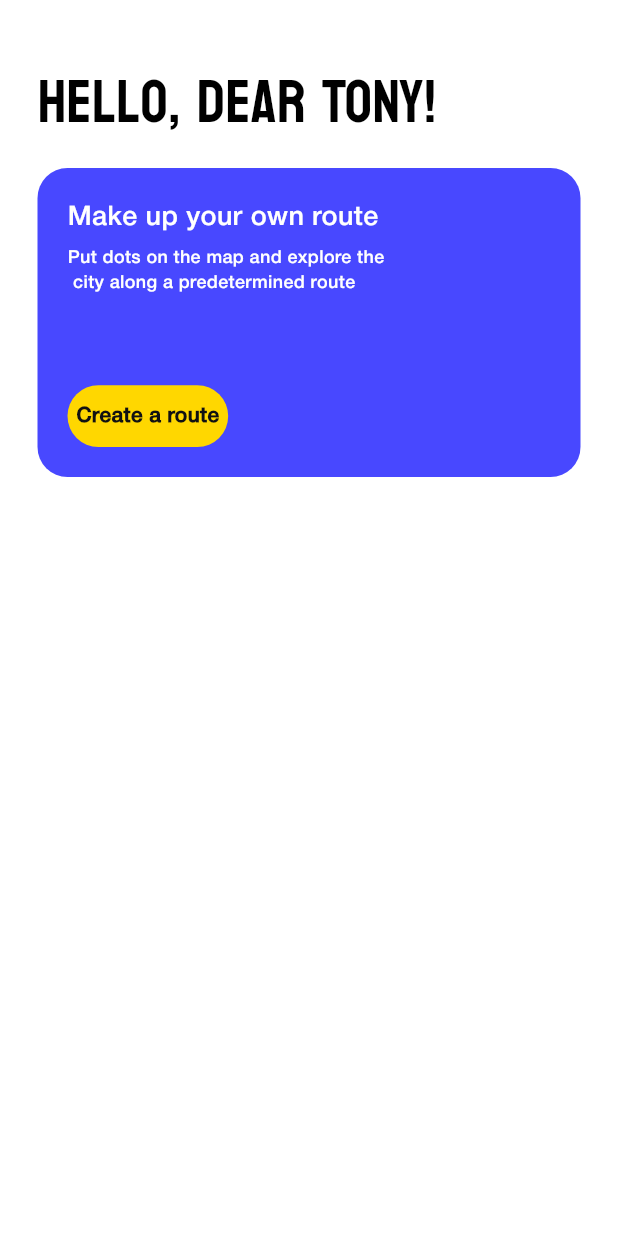
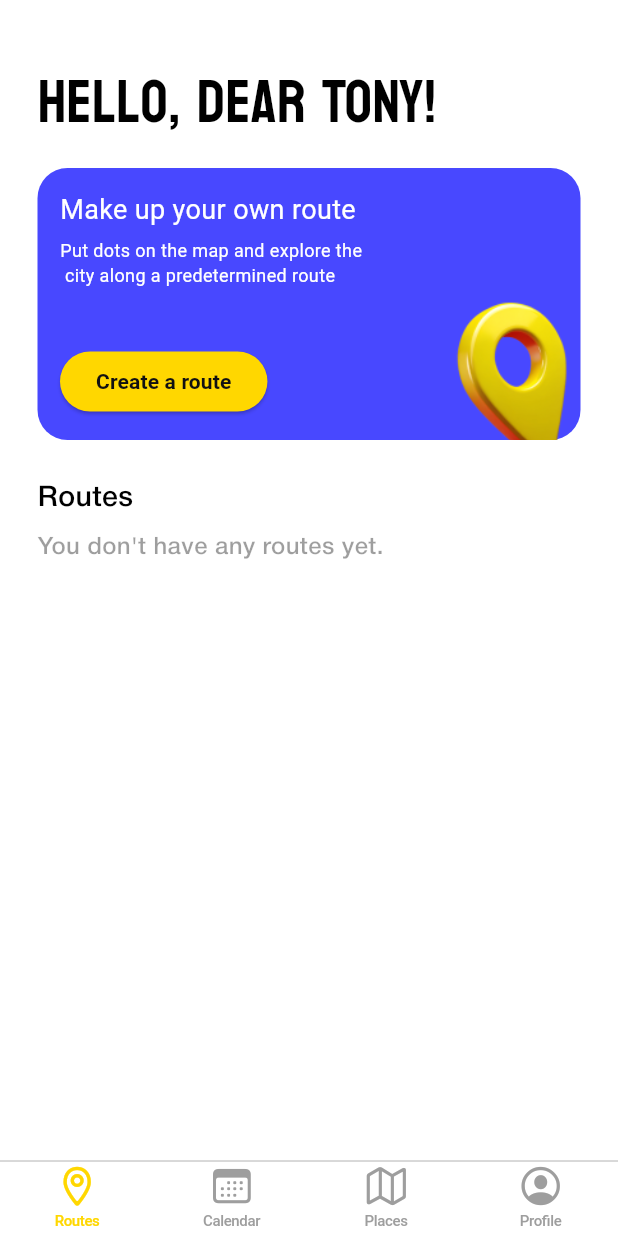
Before and after one commit to patt2005/way-to-bed-steben, a Flutter app: the screen it shows after launch, on a phone screen of 412 x 824 dp. Run offline on Flutter 3.47's test engine with Material 3 defaults, Android fonts, the phone set to English and light mode, and no system bars; our stand-ins replace geolocator, google_maps_flutter.

Commit message:
some changes

```diff
--- a/lib/home.page.dart
+++ /dev/null
@@ -1,99 +0,0 @@
-import 'package:flutter/material.dart';
-import 'package:way_to_bed_steben/utils/utils.dart';
-
-class Homepage extends StatefulWidget {
-  const Homepage({super.key});
-
-  @override
-  State<Homepage> createState() => _HomepageState();
-}
-
-class _HomepageState extends State<Homepage> {
-  @override
-  Widget build(BuildContext context) {
-    final size = MediaQuery.of(context).size;
-
-    return Scaffold(
-      backgroundColor: Colors.white,
-      body: SafeArea(
-        child: Padding(
-          padding: const EdgeInsets.all(25.0),
-          child: Column(
-            mainAxisAlignment: MainAxisAlignment.start,
-            crossAxisAlignment: CrossAxisAlignment.start,
-            children: [
-              const SizedBox(height: 15),
-              Text(
-                "Hello, dear Tony!",
-                style: TextStyle(
-                  fontSize: 40,
-                  fontFamily: "Bayon",
-                  color: ktext,
-                ),
-                textAlign: TextAlign.start,
-              ),
-              const SizedBox(height: 15),
-              Container(
-                decoration: BoxDecoration(
-                  color: kBackGround,
-                  borderRadius: BorderRadius.circular(20),
-                ),
-                alignment: Alignment.topLeft,
-                width: double.infinity,
-                height: size.height * 0.25,
-                child: Padding(
-                  padding: const EdgeInsets.all(20.0),
-                  child: Stack(
-                    children: [
-                      const Column(
-                        mainAxisAlignment: MainAxisAlignment.start,
-                        crossAxisAlignment: CrossAxisAlignment.start,
-                        children: [
-                          Text(
-                            "Make up your own route",
-                            style: TextStyle(
-                                fontSize: 18,
-                                color: Colors.white,
-                                fontFamily: "Helvetica Neue"),
-                          ),
-                          SizedBox(height: 5),
-                          Text(
-                            "Put dots on the map and explore the \n city along a predetermined route",
-                            style: TextStyle(
-                                fontSize: 12,
-                                color: Colors.white,
-                                fontFamily: "Helvetica Neue"),
-                          ),
-                        ],
-                      ),
-                      Align(
-                        alignment: Alignment.bottomLeft,
-                        child: Container(
-                          decoration: BoxDecoration(
-                            color: kbuton,
-                            borderRadius: BorderRadius.circular(50),
-                          ),
-                          alignment: Alignment.center,
-                          width: size.width * 0.26,
-                          height: size.height * 0.05,
-                          child: Text(
-                            "Create a route",
-                            style: TextStyle(
-                                fontSize: 14,
-                                fontFamily: "Helvetica Neue",
-                                color: ktext2,
-                                fontWeight: FontWeight.bold),
-                          ),
-                        ),
-                      ),
-                    ],
-                  ),
-                ),
-              ),
-            ],
-          ),
-        ),
-      ),
-    );
-  }
-}
--- /dev/null
+++ b/lib/pages/home_page.dart
@@ -0,0 +1,143 @@
+import 'package:flutter/cupertino.dart';
+import 'package:flutter/material.dart';
+import 'package:way_to_bed_steben/pages/create_route_page.dart';
+import 'package:way_to_bed_steben/utils/utils.dart';
+
+class Homepage extends StatefulWidget {
+  const Homepage({super.key});
+
+  @override
+  State<Homepage> createState() => _HomepageState();
+}
+
+class _HomepageState extends State<Homepage> {
+  @override
+  Widget build(BuildContext context) {
+    final size = MediaQuery.of(context).size;
+
+    return Scaffold(
+      backgroundColor: Colors.white,
+      body: SafeArea(
+        child: Padding(
+          padding: const EdgeInsets.all(25.0),
+          child: Column(
+            mainAxisAlignment: MainAxisAlignment.start,
+            crossAxisAlignment: CrossAxisAlignment.start,
+            children: [
+              const SizedBox(height: 15),
+              Text(
+                "Hello, dear Tony!",
+                style: TextStyle(
+                  fontSize: 40,
+                  fontFamily: "Bayon",
+                  color: ktext,
+                ),
+                textAlign: TextAlign.start,
+              ),
+              const SizedBox(height: 15),
+              Container(
+                decoration: BoxDecoration(
+                  color: kBackGround,
+                  borderRadius: BorderRadius.circular(20),
+                ),
+                alignment: Alignment.topLeft,
+                width: double.infinity,
+                height: size.height * 0.22,
+                child: Stack(
+                  children: [
+                    const Padding(
+                      padding:
+                          EdgeInsets.symmetric(vertical: 15, horizontal: 15),
+                      child: Column(
+                        mainAxisAlignment: MainAxisAlignment.start,
+                        crossAxisAlignment: CrossAxisAlignment.start,
+                        children: [
+                          Text(
+                            "Make up your own route",
+                            style: TextStyle(
+                                fontSize: 18,
+                                color: Colors.white,
+                                fontFamily: "Helvetica Neue"),
+                          ),
+                          SizedBox(height: 5),
+                          Text(
+                            "Put dots on the map and explore the \n city along a predetermined route",
+                            style: TextStyle(
+                                fontSize: 12,
+                                color: Colors.white,
+                                fontFamily: "Helvetica Neue"),
+                          ),
+                        ],
+                      ),
+                    ),
+                    Align(
+                      alignment: Alignment.bottomLeft,
+                      child: Container(
+                        margin: const EdgeInsets.symmetric(
+                            horizontal: 15, vertical: 15),
+                        child: ElevatedButton(
+                          onPressed: () async {
+                            await Navigator.of(context).push(
+                              CupertinoPageRoute(
+                                builder: (context) => const CreateRoutePage(),
+                              ),
+                            );
+                          },
+                          style: ButtonStyle(
+                            backgroundColor: WidgetStatePropertyAll(kbuton),
+                            shape: WidgetStatePropertyAll(
+                              RoundedRectangleBorder(
+                                borderRadius: BorderRadius.circular(20),
+                              ),
+                            ),
+                          ),
+                          child: Text(
+                            "Create a route",
+                            style: TextStyle(
+                              fontSize: 14,
+                              fontFamily: "Helvetica Neue",
+                              color: ktext2,
+                              fontWeight: FontWeight.bold,
+                            ),
+                          ),
+                        ),
+                      ),
+                    ),
+                    Align(
+                      alignment: Alignment.bottomRight,
+                      child: Image.asset(
+                        "images/point.png",
+                        width: screenSize.width * 0.25,
+                        height: screenSize.width * 0.25,
+                        fit: BoxFit.cover,
+                      ),
+                    ),
+                  ],
+                ),
+              ),
+              SizedBox(height: screenSize.height * 0.03),
+              const Text(
+                "Routes",
+                style: TextStyle(
+                  color: Colors.black,
+                  fontFamily: "HelveticaNeue",
+                  fontSize: 19,
+                  fontWeight: FontWeight.w500,
+                ),
+              ),
+              SizedBox(height: screenSize.height * 0.01),
+              const Text(
+                "You don't have any routes yet.",
+                style: TextStyle(
+                  color: Colors.black38,
+                  fontFamily: "HelveticaNeue",
+                  fontSize: 16,
+                ),
+              ),
+            ],
+          ),
+        ),
+      ),
+    );
+  }
+}
--- /dev/null
+++ b/lib/pages/navigation_page.dart
@@ -0,0 +1,65 @@
+import 'package:flutter/cupertino.dart';
+import 'package:flutter/material.dart';
+import 'package:way_to_bed_steben/pages/home_page.dart';
+import 'package:way_to_bed_steben/utils/utils.dart';
+
+class NavigationPage extends StatefulWidget {
+  const NavigationPage({super.key});
+
+  @override
+  State<NavigationPage> createState() => _NavigationPageState();
+}
+
+class _NavigationPageState extends State<NavigationPage> {
+  int _currentPageIndex = 0;
+
+  final List<Widget> _pagesList = [
+    const Homepage(),
+    const Placeholder(),
+    const Placeholder(),
+    const Placeholder(),
+  ];
+
+  @override
+  Widget build(BuildContext context) {
+    return CupertinoPageScaffold(
+      child: Stack(
+        children: [
+          _pagesList[_currentPageIndex],
+          Align(
+            alignment: Alignment.bottomCenter,
+            child: CupertinoTabBar(
+              backgroundColor: Colors.white,
+              currentIndex: _currentPageIndex,
+              activeColor: kbuton,
+              inactiveColor: Colors.grey,
+              onTap: (value) {
+                setState(() {
+                  _currentPageIndex = value;
+                });
+              },
+              items: const [
+                BottomNavigationBarItem(
+                  icon: Icon(CupertinoIcons.placemark),
+                  label: "Routes",
+                ),
+                BottomNavigationBarItem(
+                  icon: Icon(CupertinoIcons.calendar),
+                  label: "Calendar",
+                ),
+                BottomNavigationBarItem(
+                  icon: Icon(CupertinoIcons.map),
+                  label: "Places",
+                ),
+                BottomNavigationBarItem(
+                  icon: Icon(CupertinoIcons.profile_circled),
+                  label: "Profile",
+                ),
+              ],
+            ),
+          ),
+        ],
+      ),
+    );
+  }
+}
--- /dev/null
+++ b/lib/utils/app_provider.dart
@@ -0,0 +1,3 @@
+import 'package:flutter/material.dart';
+
+class AppProvider extends ChangeNotifier {}
--- a/pubspec.yaml
+++ b/pubspec.yaml
@@ -35,6 +35,9 @@ dependencies:
   # The following adds the Cupertino Icons font to your application.
   # Use with the CupertinoIcons class for iOS style icons.
   cupertino_icons: ^1.0.8
+  geolocator: ^13.0.1
+  provider: ^6.1.2
+  google_maps_flutter: ^2.9.0
 
 dev_dependencies:
   flutter_test:
@@ -77,7 +80,7 @@ flutter:
     - family: Bayon
       fonts:
         - asset: fonts/9XUrlJNmn0LPFl-pOhYEd2NJ.ttf
-    - family: Helvetica Neue
+    - family: HelveticaNeue
       fonts:
         - asset: fonts/HelveticaNeueMedium.otf
 
```
Also changed, not shown: lib/main.dart (+12 -2 lines), lib/models/route.dart (added, +7 -0 lines), lib/models/route_point.dart (added, +13 -0 lines), lib/pages/create_route_page.dart (added, +333 -0 lines), lib/pages/splash_screen.dart (renamed from lib/splash.screen.dart, +7 -8 lines), lib/utils/utils.dart (+19 -0 lines), images/image (15) 1.png (deleted), images/point.png (added), pubspec.lock, 8 other files.
